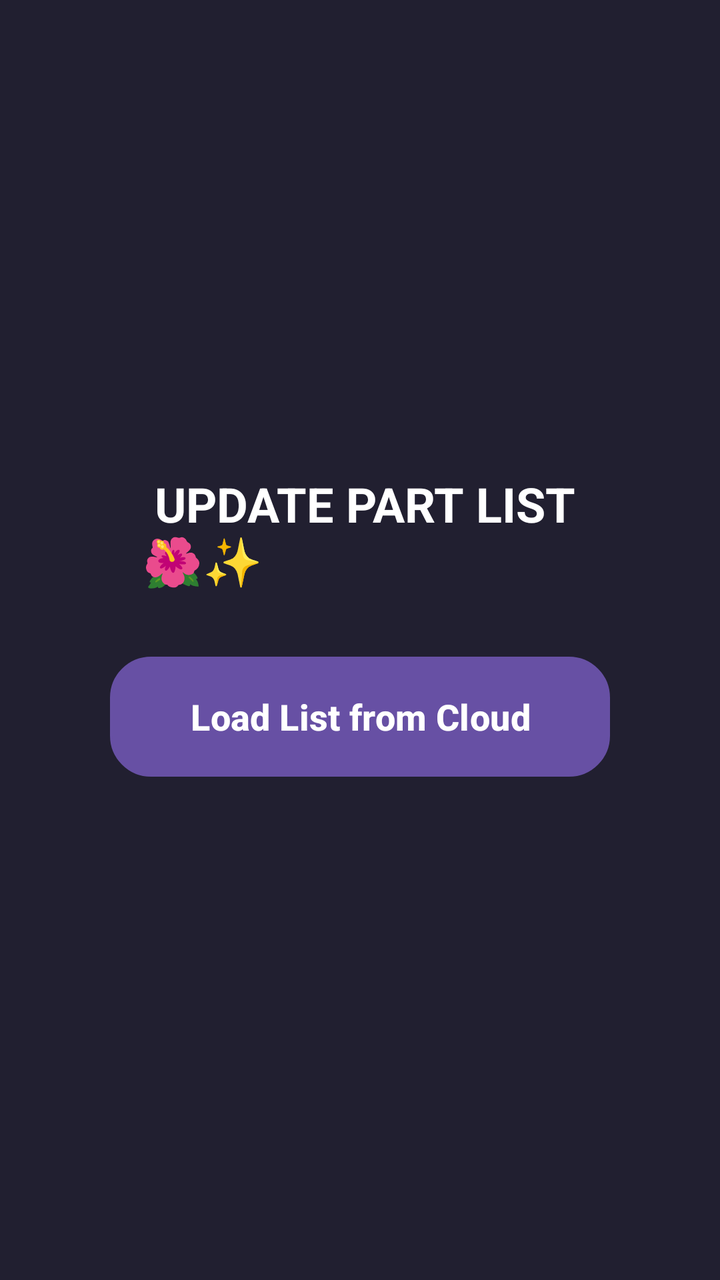
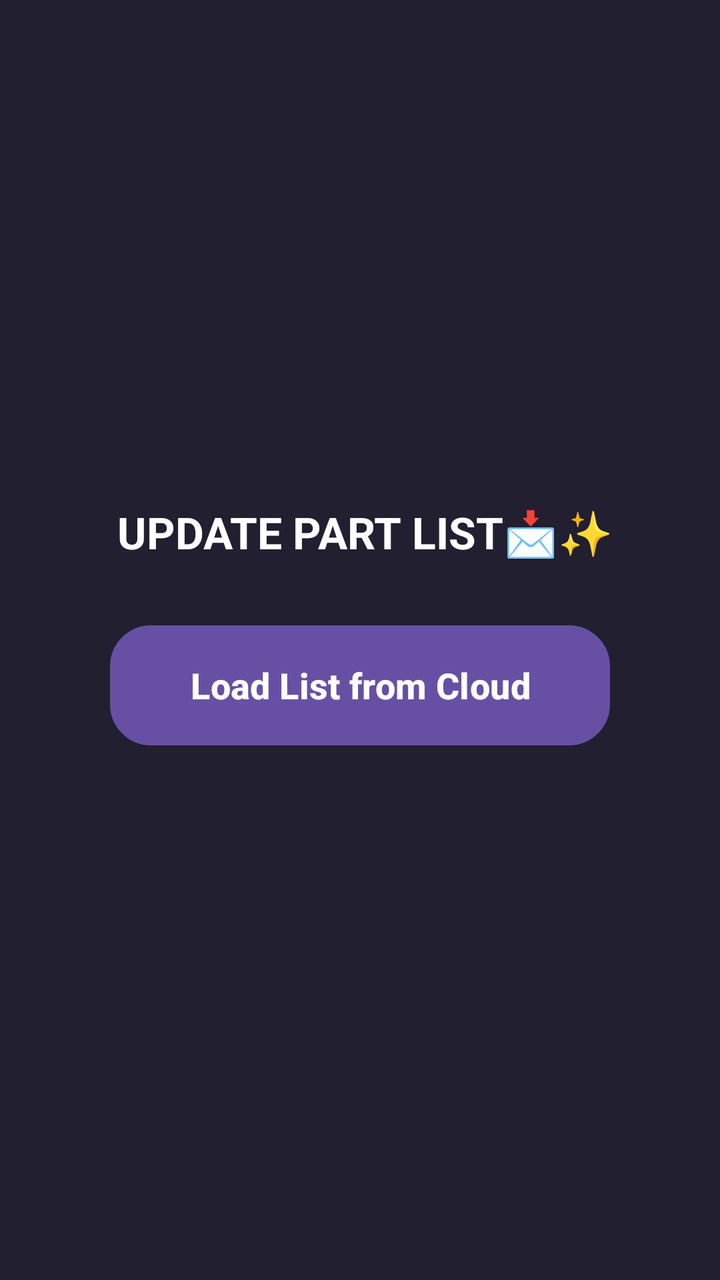

Screens rendered from an Android XML layout before and after an edit, with the pre-edit source and the edit as a unified diff.
<!-- AndroidManifest.xml: application theme Theme.PMLCHECKK -->
<!-- res/layout/activity_screen2.xml -->
<?xml version="1.0" encoding="utf-8"?>
<ScrollView
    xmlns:android="http://schemas.android.com/apk/res/android"
    android:layout_width="match_parent"
    android:layout_height="match_parent"
    android:fillViewport="true">

    <LinearLayout
        android:layout_width="match_parent"
        android:layout_height="wrap_content"
        android:orientation="vertical"
        android:background="@color/bg_main"
        android:padding="24dp">

        <LinearLayout
            android:layout_width="match_parent"
            android:layout_height="match_parent"
            android:orientation="vertical"
            android:gravity="center">

            <TextView
                android:layout_width="217dp"
                android:layout_height="wrap_content"
                android:layout_marginBottom="32dp"
                android:text=" UPDATE PART LIST 🌺✨"
                android:textColor="@color/text_primary"
                android:textSize="24sp"
                android:textStyle="bold" />

            <Button
                android:id="@+id/btnLoadList"
                android:layout_width="250dp"
                android:layout_height="60dp"
                android:layout_marginBottom="16dp"
                android:background="@drawable/bg_modern_card"
                android:backgroundTint="@color/accent_purple"
                android:text="Load List from Cloud"
                android:textAllCaps="false"
                android:textColor="@color/text_primary"
                android:textSize="18sp"
                android:textStyle="bold" />

            <TextView
                android:id="@+id/txtUpdated"
                android:layout_width="wrap_content"
                android:layout_height="wrap_content"
                android:text="● Data Updated Successfully"
                android:textColor="@color/status_green"
                android:textSize="14sp"
                android:textStyle="bold"
                android:layout_marginBottom="32dp"
                android:visibility="gone"/>

            <TextView
                android:id="@+id/txtSelectAction"
                android:layout_width="match_parent"
                android:layout_height="wrap_content"
                android:text="Select Action"
                android:textColor="@color/text_secondary"
                android:textSize="14sp"
                android:layout_marginBottom="12dp"
                android:visibility="gone"/>

            <LinearLayout
                android:id="@+id/btnSelectAddress"
                android:layout_width="match_parent"
                android:layout_height="wrap_content"
                android:background="@drawable/bg_modern_card"
                android:orientation="horizontal"
                android:padding="20dp"
                android:layout_marginBottom="16dp"
                android:gravity="center"
                android:clickable="true"
                android:focusable="true"
                android:visibility="gone">

                <TextView
                    android:layout_width="wrap_content"
                    android:layout_height="wrap_content"
                    android:text="Line Side"
                    android:textColor="@color/text_primary"
                    android:textSize="18sp"
                    android:textStyle="bold"/>
            </LinearLayout>

            <LinearLayout
                android:id="@+id/btnFreeZone"
                android:layout_width="match_parent"
                android:layout_height="wrap_content"
                android:background="@drawable/bg_modern_card"
                android:orientation="horizontal"
                android:padding="20dp"
                android:gravity="center"
                android:clickable="true"
                android:focusable="true"
                android:visibility="gone">

                <TextView
                    android:layout_width="wrap_content"
                    android:layout_height="wrap_content"
                    android:text="Free Zone"
                    android:textColor="@color/text_primary"
                    android:textSize="18sp"
                    android:textStyle="bold"/>
            </LinearLayout>


            <Button
                android:id="@+id/btnExport"
                android:layout_width="match_parent"
                android:layout_height="60dp"
                android:layout_marginTop="48dp"
                android:text="Export Data"
                android:textColor="#000000"
                android:textAllCaps="false"
                android:textSize="18sp"
                android:textStyle="bold"
                android:background="@drawable/bg_modern_card"
                android:backgroundTint="#00E676"
                android:visibility="gone"/>

        </LinearLayout>
    </LinearLayout>
</ScrollView>
<!-- resources referenced by this layout -->
<resources>
  <color name="accent_purple">#7B61FF</color>
  <color name="bg_main">#211F30</color>
  <color name="status_green">#00E676</color>
  <color name="text_primary">#FFFFFF</color>
  <color name="text_secondary">#9E9AA7</color>
  <!-- drawable bg_modern_card (drawable) -->
  <?xml version="1.0" encoding="utf-8"?>
  <shape xmlns:android="http://schemas.android.com/apk/res/android">
      <solid android:color="@color/bg_card"/> <corners android:radius="20dp"/> <stroke android:width="1dp" android:color="#54456D"/>
  </shape>
  <style name="Theme.PMLCHECKK" parent="Base.Theme.PMLCHECKK" />
  <color name="bg_card">#5E3D97</color>
  <style name="Base.Theme.PMLCHECKK" parent="Theme.Material3.DayNight.NoActionBar">
          
          
      </style>
</resources>

<!-- the commit's change to res/layout/activity_screen2.xml (unified diff, before → after) -->
@@ -19,12 +19,12 @@
             android:gravity="center">
 
             <TextView
-                android:layout_width="217dp"
+                android:layout_width="wrap_content"
                 android:layout_height="wrap_content"
                 android:layout_marginBottom="32dp"
-                android:text=" UPDATE PART LIST 🌺✨"
+                android:text=" UPDATE PART LIST📩✨"
                 android:textColor="@color/text_primary"
-                android:textSize="24sp"
+                android:textSize="22sp"
                 android:textStyle="bold" />
 
             <Button
@@ -110,13 +110,13 @@
                 android:layout_width="match_parent"
                 android:layout_height="60dp"
                 android:layout_marginTop="48dp"
+                android:background="@drawable/pinkk"
                 android:text="Export Data"
-                android:textColor="#000000"
+                android:textColor="#FFFFFF"
                 android:textAllCaps="false"
                 android:textSize="18sp"
                 android:textStyle="bold"
-                android:background="@drawable/bg_modern_card"
-                android:backgroundTint="#00E676"
+
                 android:visibility="gone"/>
 
         </LinearLayout>
<!-- resource entries referenced after the edit -->
@@ -10,6 +10,11 @@
   <shape xmlns:android="http://schemas.android.com/apk/res/android">
       <solid android:color="@color/bg_card"/> <corners android:radius="20dp"/> <stroke android:width="1dp" android:color="#54456D"/>
   </shape>
+  <!-- drawable pinkk (drawable) -->
+  <?xml version="1.0" encoding="utf-8"?>
+  <shape xmlns:android="http://schemas.android.com/apk/res/android">
+      <solid android:color="#C71797"/> <corners android:radius="20dp"/> <stroke android:width="1dp" android:color="#54456D"/>
+  </shape>
   <style name="Theme.PMLCHECKK" parent="Base.Theme.PMLCHECKK" />
   <color name="bg_card">#5E3D97</color>
   <style name="Base.Theme.PMLCHECKK" parent="Theme.Material3.DayNight.NoActionBar">
